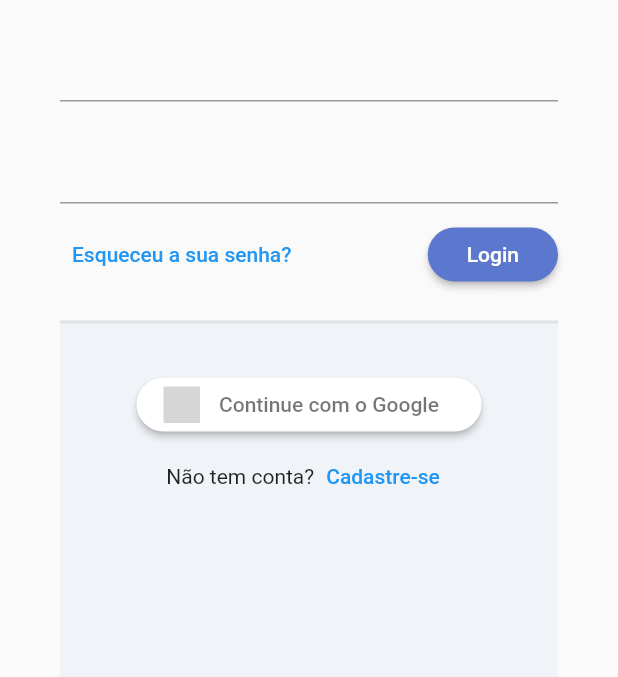
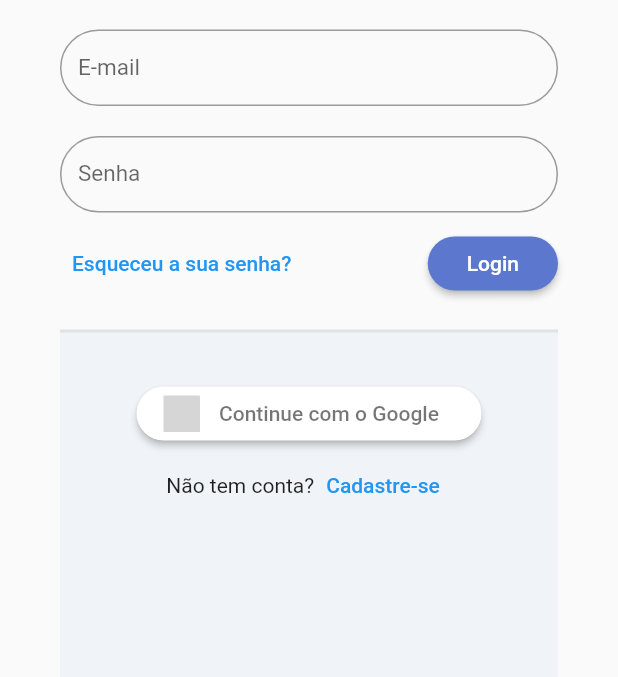
Before and after one commit to Dandy27/calculate-drink-02, a Flutter app: the screen it shows after launch, on a phone screen of 412 x 824 dp, the part 380-1057 px from its top. Run offline on Flutter 3.47's test engine with Material 2 defaults, Android fonts, the phone set to English and light mode, and no system bars; our stand-ins replace flutter_signin_button, google_fonts, sqflite, sqflite_common, synchronized; accounts and stored records are empty; Roboto replaces fonts that are missing (Mandali); statements that could not run were skipped; grey boxes are pictures that could not be loaded.

Commit message:
Customizando o TextFormField

```diff
--- /dev/null
+++ b/calculate_drink_02/lib/app/core/widget/calculate_drink_field.dart
@@ -0,0 +1,26 @@
+import 'package:flutter/material.dart';
+
+class CalculateDrinkField extends StatelessWidget {
+  final String label;
+  final bool obscureText;
+  const CalculateDrinkField({
+    Key? key,
+    this.label = '',
+    this.obscureText = false,
+  }) : super(key: key);
+
+  @override
+  Widget build(BuildContext context) {
+    return TextFormField(
+      decoration: InputDecoration(
+          labelText: label,
+          labelStyle: const TextStyle(fontSize: 15),
+          border: OutlineInputBorder(borderRadius: BorderRadius.circular(30)),
+          errorBorder: OutlineInputBorder(
+              borderRadius: BorderRadius.circular(30),
+              borderSide: const BorderSide(color: Colors.red)),
+          isDense: true),
+      obscureText: obscureText,
+    );
+  }
+}
--- a/calculate_drink_02/lib/app/modules/auth/login/login_page.dart
+++ b/calculate_drink_02/lib/app/modules/auth/login/login_page.dart
@@ -1,6 +1,7 @@
 import 'package:flutter/material.dart';
 import 'package:flutter_signin_button/flutter_signin_button.dart';
 
+import '../../../core/widget/calculate_drink_field.dart';
 import '../../../core/widget/calculate_drink_logo.dart';
 
 class LoginPage extends StatelessWidget {
@@ -29,9 +30,12 @@ class LoginPage extends StatelessWidget {
                         const SizedBox(height: 10),
                         const CalculateDrinkLogo(),
                         const SizedBox(height: 20),
-                        TextFormField(),
+                        const CalculateDrinkField(
+                          label: 'E-mail',
+                        ),
                         const SizedBox(height: 20),
-                        TextFormField(),
+                        const CalculateDrinkField(
+                            label: 'Senha', obscureText: true),
                         const SizedBox(height: 10),
                         Row(
                           mainAxisAlignment: MainAxisAlignment.spaceBetween,
```
